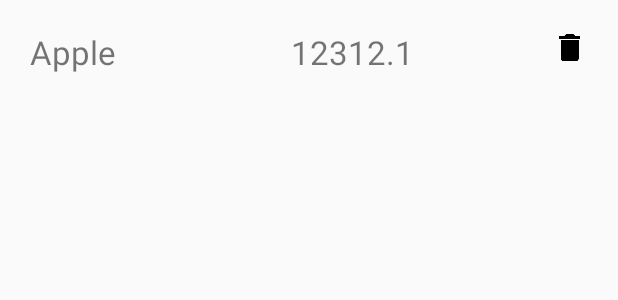
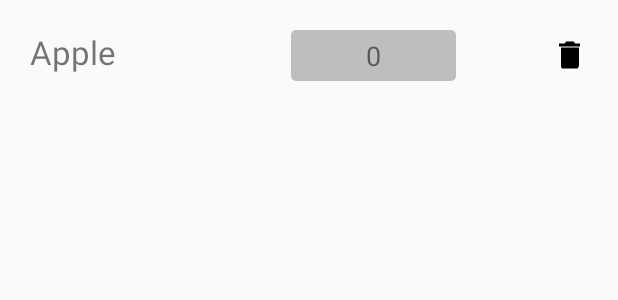
Before and after one commit to radoslavyordanov/task, an Android app: the layout instruments_row.xml on its own in the app's theme, with its tools: preview values and no code run, on a phone screen of 412 x 824 dp. Shown: the top 300 px of the screen. Run offline under Robolectric (Android 15) with nearby library versions, the phone set to English and light mode, and no system bars.

```diff
--- a/app/build.gradle
+++ b/app/build.gradle
@@ -5,7 +5,7 @@ android {
     buildToolsVersion "25.0.2"
     defaultConfig {
         applicationId "yordanov.radoslav.trader"
-        minSdkVersion 15
+        minSdkVersion 16
         targetSdkVersion 25
         versionCode 1
         versionName "1.0"
--- /dev/null
+++ b/app/src/main/res/drawable/rounded_bg_grey.xml
@@ -0,0 +1,10 @@
+<?xml version="1.0" encoding="UTF-8"?>
+<shape xmlns:android="http://schemas.android.com/apk/res/android">
+    <solid android:color="@color/grey" />
+    <corners android:radius="3dp" />
+    <padding
+        android:bottom="5dp"
+        android:left="20dp"
+        android:right="20dp"
+        android:top="5dp" />
+</shape>
--- a/app/src/main/res/layout/instruments_row.xml
+++ b/app/src/main/res/layout/instruments_row.xml
@@ -13,17 +13,24 @@
         android:text="Apple"
         android:textSize="@dimen/default_font_size" />
 
-    <TextView
-        android:id="@+id/price"
+    <LinearLayout
         android:layout_width="0dp"
         android:layout_height="wrap_content"
-        android:layout_weight="1"
-        android:text="12312.1"
-        android:textSize="@dimen/default_font_size" />
+        android:layout_weight="1">
+
+        <TextView
+            android:id="@+id/price"
+            android:layout_width="110dp"
+            android:layout_height="wrap_content"
+            android:background="@drawable/rounded_bg_grey"
+            android:gravity="center_horizontal"
+            android:text="0"
+            android:textSize="18sp" />
+    </LinearLayout>
 
     <ImageView
         android:id="@+id/delete"
         android:layout_width="wrap_content"
-        android:layout_height="wrap_content"
+        android:layout_height="match_parent"
         android:src="@drawable/ic_delete_black_24dp" />
 </LinearLayout>
--- a/app/src/main/res/values/colors.xml
+++ b/app/src/main/res/values/colors.xml
@@ -3,4 +3,8 @@
     <color name="colorPrimary">#3F51B5</color>
     <color name="colorPrimaryDark">#303F9F</color>
     <color name="colorAccent">#FF4081</color>
+
+    <color name="grey">#bebebe</color>
+    <color name="green">#00ff00</color>
+    <color name="red">#ff0000</color>
 </resources>
--- a/app/src/main/res/values/dimens.xml
+++ b/app/src/main/res/values/dimens.xml
@@ -1,6 +1,3 @@
 <resources>
-    <!-- Default screen margins, per the Android Design guidelines. -->
-    <dimen name="activity_horizontal_margin">16dp</dimen>
-    <dimen name="activity_vertical_margin">16dp</dimen>
     <dimen name="default_font_size">22sp</dimen>
 </resources>
--- a/app/src/main/res/values/strings.xml
+++ b/app/src/main/res/values/strings.xml
@@ -7,7 +7,7 @@
     <string name="rememberMe">Remember me</string>
     <string name="login">Login</string>
     <string name="error">Error</string>
-    <string name="invalidCredentials">\nInvalid Credentials, please try again.</string>
+    <string name="invalidCredentials">\nInvalid credentials, please try again.</string>
 
     <!-- Instruments Adapter -->
     <string name="yes">Yes</string>
```
Also changed, not shown: app/src/main/java/yordanov/radoslav/trader/TraderApplication.java (+0 -14 lines), app/src/main/java/yordanov/radoslav/trader/activities/AddInstrumentsActivity.java (+2 -20 lines), app/src/main/java/yordanov/radoslav/trader/activities/InstrumentsActivity.java (+10 -1 lines), app/src/main/java/yordanov/radoslav/trader/activities/LoginActivity.java (+6 -3 lines), app/src/main/java/yordanov/radoslav/trader/adapters/AddInstrumentsAdapter.java (+7 -5 lines), app/src/main/java/yordanov/radoslav/trader/adapters/InstrumentsAdapter.java (+35 -6 lines), app/src/main/res/drawable/rounded_bg_green.xml (added, +10 -0 lines), app/src/main/res/drawable/rounded_bg_red.xml (added, +10 -0 lines).
